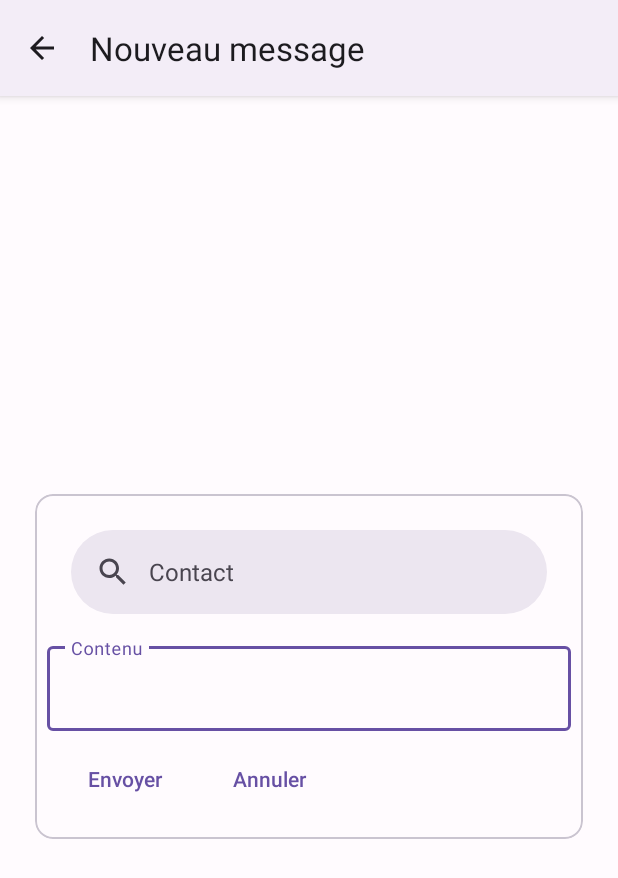
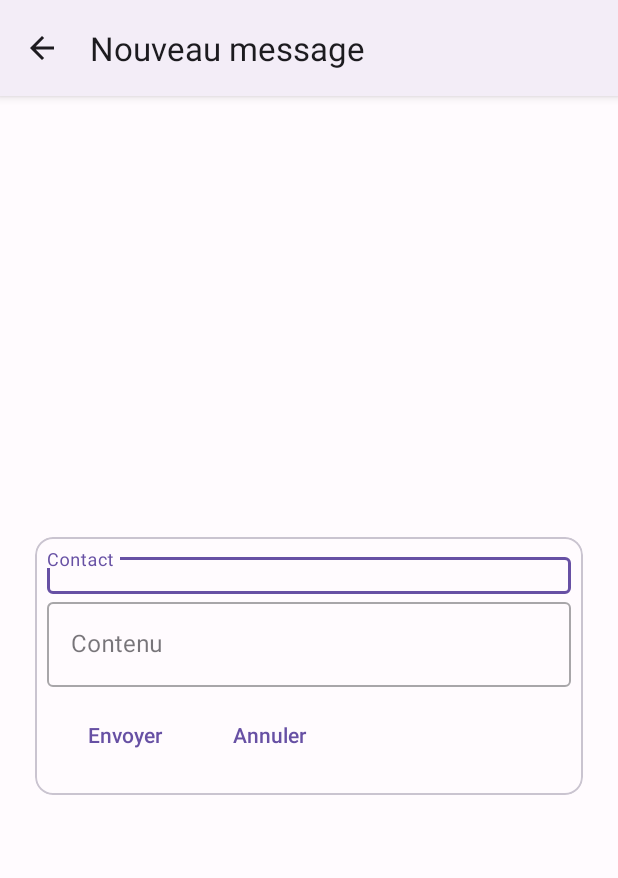
Before and after one commit to saadbouhya/fastSlowChat, an Android app: the NewMessageActivity screen opened directly, with no data from a screen before it, on a phone screen of 412 x 824 dp. Shown: the top 878 px of the screen. Run offline under Robolectric (Android 15) with nearby library versions, the phone set to English and light mode, and no system bars.

Commit message:
Dev de la mise en place du layout new msg contacts

```diff
--- a/app/src/main/java/com/example/slowvf/View/Adapters/MessageListAdapter.java
+++ b/app/src/main/java/com/example/slowvf/View/Adapters/MessageListAdapter.java
@@ -32,6 +32,7 @@ public class MessageListAdapter extends RecyclerView.Adapter {
         mLocalForConversationList = localForConversationList;
         correspondant = inCorrespondant;
     }
+
 
     public void setmLocalForConversationList(List<LocalForConversation> mLocalForConversationList) {
         this.mLocalForConversationList = mLocalForConversationList;
--- a/app/src/main/java/com/example/slowvf/View/Chat/conversation/NewMessageActivity.java
+++ b/app/src/main/java/com/example/slowvf/View/Chat/conversation/NewMessageActivity.java
@@ -7,6 +7,12 @@ import android.graphics.Rect;
 import android.os.Bundle;
 import android.view.ViewGroup;
 import android.view.WindowManager;
+import android.widget.ArrayAdapter;
+import android.widget.AutoCompleteTextView;
+import android.widget.Button;
+import android.widget.EditText;
+import android.widget.ImageButton;
+import android.widget.Toast;
 
 import androidx.constraintlayout.widget.ConstraintLayout;
 import androidx.constraintlayout.widget.ConstraintSet;
@@ -15,17 +21,36 @@ import androidx.transition.TransitionManager;
 
 import androidx.appcompat.app.ActionBar;
 import androidx.appcompat.app.AppCompatActivity;
+
+import com.example.slowvf.Controller.ChatController;
+import com.example.slowvf.Controller.ContactController;
+import com.example.slowvf.Model.Contact;
+import com.example.slowvf.Model.LocalForConversation;
 import com.example.slowvf.R;
+import com.example.slowvf.View.Adapters.CustomAdapterChat;
+import com.example.slowvf.View.Adapters.CustomAdapterSent;
+import com.example.slowvf.View.Adapters.MessageListAdapter;
+
+import java.io.IOException;
+import java.util.ArrayList;
+import java.util.List;
 
 public class NewMessageActivity extends AppCompatActivity {
-
+    private MessageListAdapter mMessageAdapter;
     @Override
     protected void onCreate(Bundle savedInstanceState) {
+
+        ChatController chatController = null;
+        try {
+            chatController = ChatController.getInstance(getApplicationContext());
+        } catch (IOException e) {
+            e.printStackTrace();
+        }
         super.onCreate(savedInstanceState);
         getWindow().setSoftInputMode(WindowManager.LayoutParams.SOFT_INPUT_ADJUST_RESIZE);
         setContentView(R.layout.fragment_new_message_contact);
         overridePendingTransition(android.R.anim.fade_in, android.R.anim.fade_out);
-
+        ContactController contactController = new ContactController(getApplicationContext());
         Intent intent = getIntent();
 
         ActionBar actionBar = getSupportActionBar();
@@ -66,5 +91,75 @@ public class NewMessageActivity extends AppCompatActivity {
 
             constraintSet.applyTo(constraintLayout);
         });
+
+        ArrayList<Contact> contacts = contactController.findAll(getApplicationContext());
+        // System.out.println(contacts);
+        AutoCompleteTextView autoCompleteTextView = findViewById(R.id.search_bar);
+
+        // Récupérez la liste des contacts (supposons que la variable "contacts" contienne la liste des contacts)
+        ArrayList<String> contactNames = new ArrayList<>();
+        for (Contact contact : contacts) {
+            contactNames.add(contact.getFirstName().concat(" ").concat(contact.getLastName()));
+        }
+
+        // Créez un ArrayAdapter avec la liste des noms de contacts
+        ArrayAdapter<String> adapter = new ArrayAdapter<>(this, android.R.layout.simple_dropdown_item_1line, contactNames);
+
+        // Configurez l'AutoCompleteTextView avec l'ArrayAdapter
+        autoCompleteTextView.setAdapter(adapter);
+
+        EditText messageEditText = findViewById(R.id.contenu);
+        AutoCompleteTextView searchBar = findViewById(R.id.search_bar);
+        Button sendButton = findViewById(R.id.envoyer);
+        Button annulerButton = findViewById(R.id.annuler);
+
+        ChatController finalChatController = chatController;
+        sendButton.setOnClickListener(view -> {
+            // Récupération du texte tapé dans l'EditText
+            String message = messageEditText.getText().toString();
+//A FAIRE verifier que le contact est valide
+            String value = null;
+            for (Contact contact : contacts) {
+                if (contact.getFirstName().concat(" ").concat(contact.getLastName()).equals(searchBar.getText().toString())) {
+                    value = contact.getId();
+                } else {
+                    Toast.makeText(getApplicationContext(), "Le contact n'existe pas", Toast.LENGTH_SHORT).show();
+                    return;
+                }
+            }
+            if (message.isEmpty()) {
+                // Afficher un pop-up si le message est vide
+                Toast.makeText(getApplicationContext(), "Le message ne peut pas être vide", Toast.LENGTH_SHORT).show();
+                return;
+            }
+
+            // Envoyer le message ici (utiliser chatController ou tout autre moyen nécessaire)
+            try {
+                finalChatController.addLocalSentMessage(value, message);
+                finalChatController.addEchangeMessage(value, message);
+                List<LocalForConversation> localForConversations = finalChatController.getMessagesBySenderIdOrReceiverId(value);
+                /* A checker mais normalement c'est good car l'update se fait automatiquement surrement car au moment du clique sur
+                la fleche retour ensuite nous recréons nos fragment et donc allons chercher de nouveau les valeurs dans les oncreate
+
+                // mMessageAdapter.setmLocalForConversationList(localForConversations);
+                //  mMessageAdapter.notifyDataSetChanged();
+                CustomAdapterChat customAdapterChat = new CustomAdapterChat();
+                customAdapterChat.updateData(finalChatController.getLastMessagesForUniqueSendersAndReceivers());
+                CustomAdapterSent customAdapterSent = new CustomAdapterSent();
+                customAdapterSent.updateDataSent(finalChatController.getMessagesReceivedSentLocal());
+*/
+            } catch (IOException e) {
+                e.printStackTrace();
+            }
+
+            // Effacer le texte dans l'EditText après l'envoi
+            messageEditText.setText("");
+            Toast.makeText(getApplicationContext(), "Le message est envoyé", Toast.LENGTH_SHORT).show();
+        });
+
+        annulerButton.setOnClickListener(view -> {
+            messageEditText.setText("");
+            searchBar.setText("");
+        });
     }
 }
--- a/app/src/main/res/layout/fragment_new_message_contact.xml
+++ b/app/src/main/res/layout/fragment_new_message_contact.xml
@@ -28,19 +28,17 @@
                     android:layout_width="match_parent"
                     android:layout_height="wrap_content">
 
-                    <com.google.android.material.search.SearchBar
-                        android:id="@+id/search_bar"
+                    <com.google.android.material.textfield.TextInputLayout
                         android:layout_width="match_parent"
-                        android:layout_height="wrap_content"
-                        android:hint="Contact" />
+                        android:layout_height="wrap_content">
 
+                        <AutoCompleteTextView
+                            android:id="@+id/search_bar"
+                            android:layout_width="match_parent"
+                            android:layout_height="wrap_content"
+                            android:hint="Contact" />
 
-                    <com.google.android.material.search.SearchView
-                        android:layout_width="match_parent"
-                        android:layout_height="match_parent"
-                        android:hint="Cherchez un contact">
-
-                    </com.google.android.material.search.SearchView>
+                    </com.google.android.material.textfield.TextInputLayout>
                 </com.google.android.material.appbar.AppBarLayout>
             </androidx.coordinatorlayout.widget.CoordinatorLayout>
 
@@ -55,6 +53,7 @@
                 style="@style/Widget.MaterialComponents.TextInputLayout.OutlinedBox">
 
                 <com.google.android.material.textfield.TextInputEditText
+                    android:id="@+id/contenu"
                     android:layout_width="match_parent"
                     android:layout_height="wrap_content"
                     />
@@ -68,6 +67,7 @@
                 android:orientation="horizontal">
 
                 <com.google.android.material.button.MaterialButton
+                    android:id="@+id/envoyer"
                     style="?attr/borderlessButtonStyle"
                     android:layout_width="wrap_content"
                     android:layout_height="wrap_content"
@@ -75,6 +75,7 @@
                     android:text="Envoyer" />
 
                 <com.google.android.material.button.MaterialButton
+                    android:id="@+id/annuler"
                     style="?attr/borderlessButtonStyle"
                     android:layout_width="wrap_content"
                     android:layout_height="wrap_content"
```
